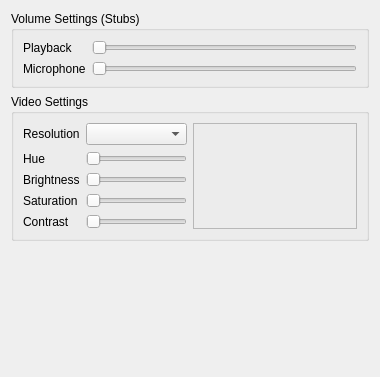
Above: src/widget/form/settings/avsettings.ui from qTox/qTox before the change. Below: the same form after it.
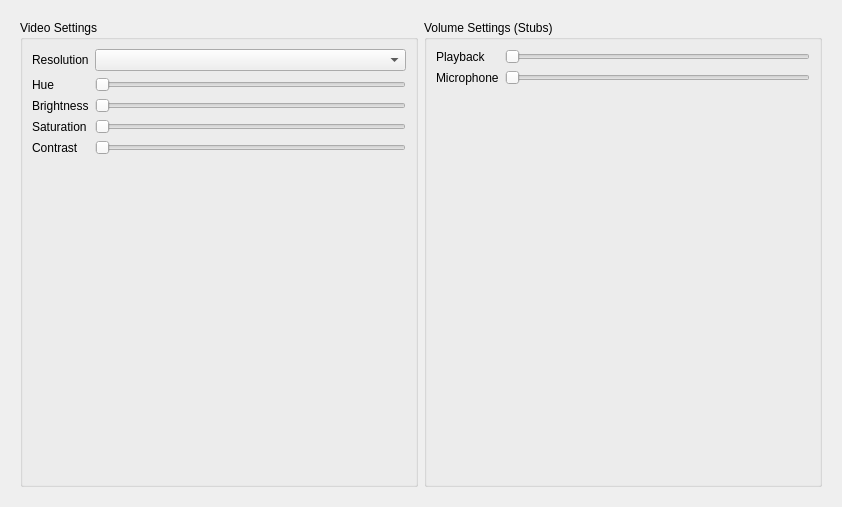
That is the form after the change. Custom widgets are drawn as their Qt base class.

```diff
--- a/src/widget/form/settings/avsettings.ui
+++ b/src/widget/form/settings/avsettings.ui
@@ -6,8 +6,8 @@
    <rect>
     <x>0</x>
     <y>0</y>
-    <width>380</width>
-    <height>377</height>
+    <width>842</width>
+    <height>507</height>
    </rect>
   </property>
   <property name="windowTitle">
@@ -15,48 +15,29 @@
   </property>
   <layout class="QVBoxLayout" name="verticalLayout_2">
    <item>
-    <widget class="QGroupBox" name="groupBox">
-     <property name="title">
-      <string>Volume Settings (Stubs)</string>
+    <widget class="QScrollArea" name="scrollArea">
+     <property name="frameShape">
+      <enum>QFrame::NoFrame</enum>
      </property>
-     <layout class="QFormLayout" name="formLayout_2">
-      <item row="0" column="0">
-       <widget class="QLabel" name="label_7">
-        <property name="text">
-         <string>Playback</string>
-        </property>
-       </widget>
-      </item>
-      <item row="0" column="1">
-       <widget class="QSlider" name="horizontalSlider">
-        <property name="orientation">
-         <enum>Qt::Horizontal</enum>
-        </property>
-       </widget>
-      </item>
-      <item row="1" column="0">
-       <widget class="QLabel" name="label_8">
-        <property name="text">
-         <string>Microphone</string>
-        </property>
-       </widget>
-      </item>
-      <item row="1" column="1">
-       <widget class="QSlider" name="horizontalSlider_2">
-        <property name="orientation">
-         <enum>Qt::Horizontal</enum>
-        </property>
-       </widget>
-      </item>
-     </layout>
-    </widget>
-   </item>
+     <property name="widgetResizable">
+      <bool>true</bool>
+     </property>
+     <widget class="QWidget" name="scrollAreaWidgetContents">
+      <property name="geometry">
+       <rect>
+        <x>0</x>
+        <y>0</y>
+        <width>830</width>
+        <height>495</height>
+       </rect>
+      </property>
+      <layout class="QHBoxLayout" name="horizontalLayout_2">
    <item>
     <widget class="QGroupBox" name="videoGroup">
      <property name="title">
       <string>Video Settings</string>
      </property>
-     <layout class="QHBoxLayout" name="horizontalLayout">
+         <layout class="QVBoxLayout" name="verticalLayout">
       <item>
        <layout class="QFormLayout" name="formLayout">
         <property name="fieldGrowthPolicy">
@@ -135,11 +116,7 @@
           </property>
          </widget>
         </item>
-       </layout>
-      </item>
-      <item>
-       <layout class="QVBoxLayout" name="verticalLayout" stretch="0">
-        <item>
+            <item row="5" column="1">
          <widget class="QFrame" name="CamFrame">
           <property name="sizePolicy">
            <sizepolicy hsizetype="MinimumExpanding" vsizetype="MinimumExpanding">
@@ -148,7 +125,7 @@
            </sizepolicy>
           </property>
           <property name="frameShape">
-           <enum>QFrame::StyledPanel</enum>
+               <enum>QFrame::NoFrame</enum>
           </property>
           <property name="frameShadow">
            <enum>QFrame::Raised</enum>
@@ -166,17 +143,45 @@
     </widget>
    </item>
    <item>
-    <spacer name="verticalSpacer">
+        <widget class="QGroupBox" name="groupBox">
+         <property name="title">
+          <string>Volume Settings (Stubs)</string>
+         </property>
+         <layout class="QFormLayout" name="formLayout_2">
+          <item row="0" column="0">
+           <widget class="QLabel" name="label_7">
+            <property name="text">
+             <string>Playback</string>
+            </property>
+           </widget>
+          </item>
+          <item row="0" column="1">
+           <widget class="QSlider" name="horizontalSlider">
      <property name="orientation">
-      <enum>Qt::Vertical</enum>
-     </property>
-     <property name="sizeHint" stdset="0">
-      <size>
-       <width>20</width>
-       <height>75</height>
-      </size>
-     </property>
-    </spacer>
+             <enum>Qt::Horizontal</enum>
+            </property>
+           </widget>
+          </item>
+          <item row="1" column="0">
+           <widget class="QLabel" name="label_8">
+            <property name="text">
+             <string>Microphone</string>
+            </property>
+           </widget>
+          </item>
+          <item row="1" column="1">
+           <widget class="QSlider" name="horizontalSlider_2">
+            <property name="orientation">
+             <enum>Qt::Horizontal</enum>
+            </property>
+           </widget>
+          </item>
+         </layout>
+        </widget>
+       </item>
+      </layout>
+     </widget>
+    </widget>
    </item>
   </layout>
  </widget>
```
Lines whose indentation alone changed are shown as unchanged.
